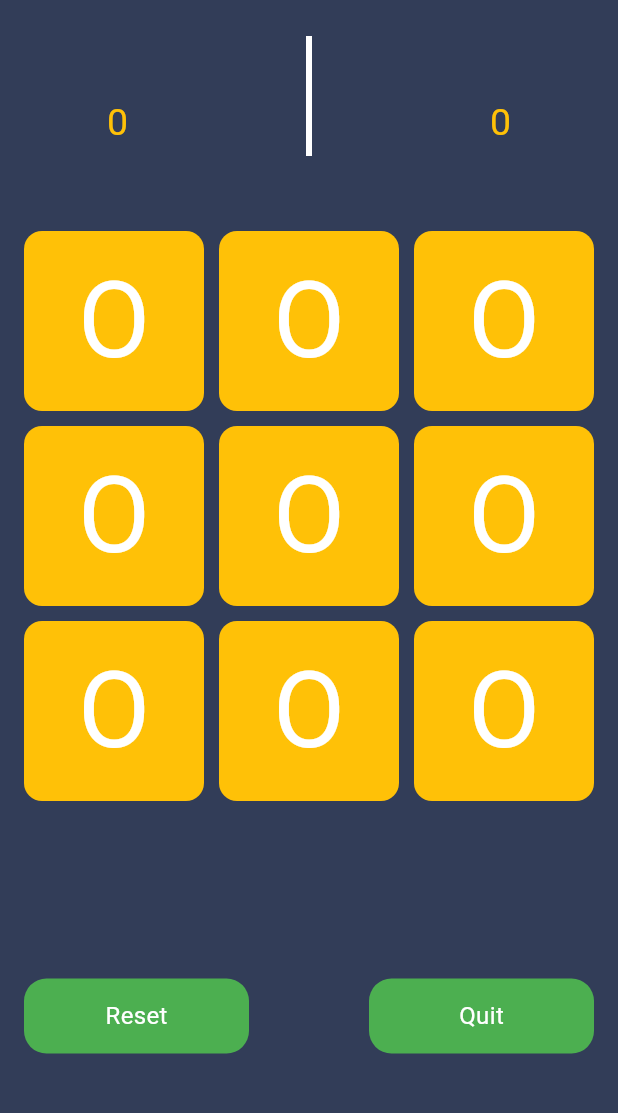
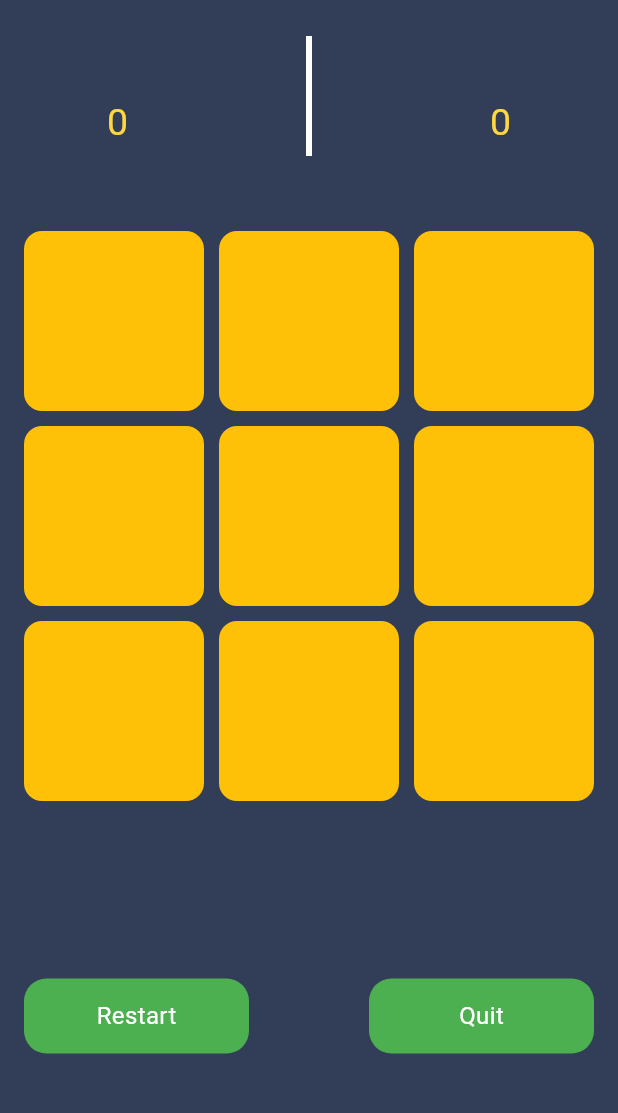
Before and after one commit to AhmedKhedr1/Tic_Tac_Toe, a Flutter app: the GameView screen opened directly with empty values, on a phone screen of 412 x 824 dp, the part 63-1176 px from its top. Run offline on Flutter 3.47's test engine with Material 3 defaults, Android fonts, the phone set to English and light mode, and no system bars.

Commit message:
finish gameview

```diff
--- a/lib/Views/Game_View.dart
+++ b/lib/Views/Game_View.dart
@@ -15,6 +15,7 @@ class GameView extends StatefulWidget {
 class _GameViewState extends State<GameView> {
   @override
   Widget build(BuildContext context) {
+    String text = 'x';
     return Scaffold(
         backgroundColor: Color(0xff323D58),
         appBar: AppBar(
@@ -48,7 +49,7 @@ class _GameViewState extends State<GameView> {
                       childAspectRatio: 1),
                   itemCount: 9,
                   itemBuilder: (context, index) {
-                    return const Game_Button();
+                    return Game_Button();
                   },
                 ),
               ),
@@ -58,7 +59,7 @@ class _GameViewState extends State<GameView> {
                     mainAxisAlignment: MainAxisAlignment.spaceBetween,
                     children: [
                       Custom_button(
-                        text: 'Reset',
+                        text: 'Restart',
                         onTap: () {},
                       ),
                       Custom_button(
--- a/lib/Widgets/Game_Bar.dart
+++ b/lib/Widgets/Game_Bar.dart
@@ -14,11 +14,11 @@ String player2Name;
           children: [
             Text(
               player1Name,
-              style: TextStyle(fontSize: 25, color: Colors.amber),
+              style: TextStyle(fontSize: 25, color: Colors.amberAccent),
             ),
            const Text(
               '0',
-              style: TextStyle(fontSize: 25, color: Colors.amber),
+              style: TextStyle(fontSize: 25, color: Colors. amberAccent),
             ),
           ],
         ),
@@ -36,11 +36,11 @@ String player2Name;
           children: [
             Text(
               player2Name,
-              style: TextStyle(fontSize: 25, color: Colors.amber),
+              style:const TextStyle(fontSize: 25, color: Colors.amberAccent),
             ),
            const Text(
               '0',
-              style: TextStyle(fontSize: 25, color: Colors.amber),
+              style: TextStyle(fontSize: 25, color: Colors.amberAccent),
             ),
           ],
         ),
--- a/lib/Widgets/Game_Button.dart
+++ b/lib/Widgets/Game_Button.dart
@@ -2,24 +2,29 @@
 import 'package:flutter/material.dart';
 
 class Game_Button extends StatelessWidget {
-  const Game_Button({
+   Game_Button({
     super.key,
   });
 
+  void Function()? ontap;
+
   @override
   Widget build(BuildContext context) {
-    return Container(
-      height: 90,
-      width: 90,
-      decoration: BoxDecoration(
-        color: Colors.amber,
-        borderRadius: BorderRadius.circular(12),
+    return GestureDetector(
+      onTap:ontap,
+      child: Container(
+        height: 100,
+        width: 100,
+        decoration: BoxDecoration(
+          color: Colors.amber,
+          borderRadius: BorderRadius.circular(12),
+        ),
+        child: Center(
+            child: Text(
+          '',
+          style:const TextStyle(color: Colors.white, fontSize: 70),
+        )),
       ),
-      child:const Center(
-          child: Text(
-        'O',
-        style: TextStyle(color: Colors.white, fontSize: 70),
-      )),
     );
   }
 }
```
Also changed, not shown: lib/constant.dart (added).
